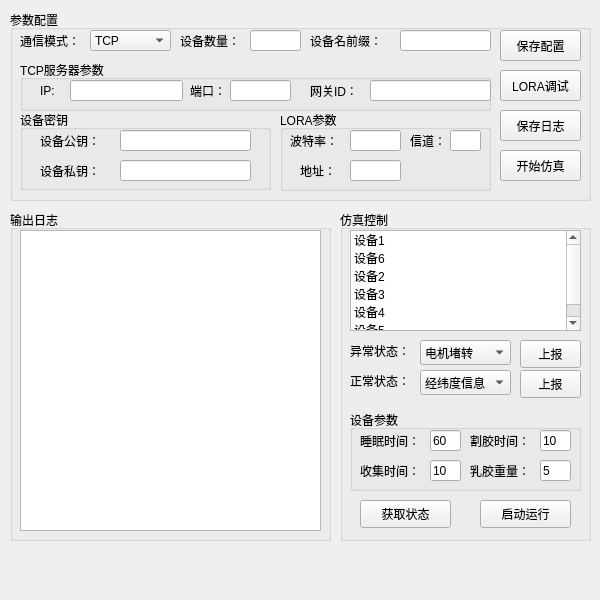
Above: clientPool.ui from openwawa/GCMachine_Emulator before the change. Below: the same form after it.
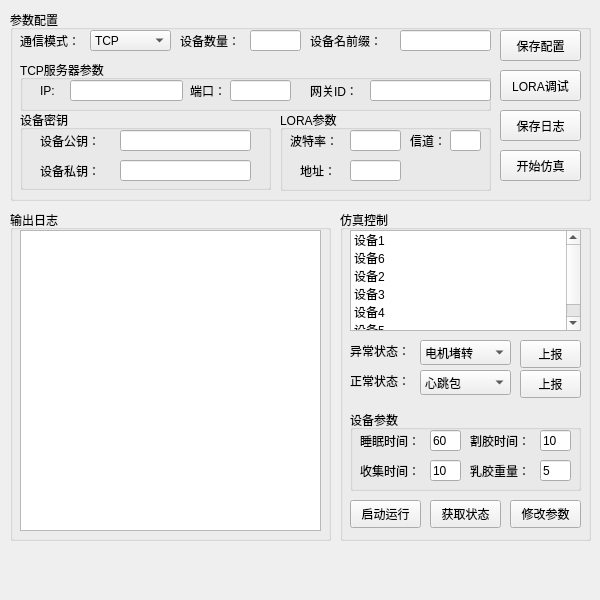
That is the form after the change.

```diff
--- a/clientPool.ui
+++ b/clientPool.ui
@@ -558,19 +558,6 @@
        <string>10</string>
       </property>
      </widget>
-     <widget class="QPushButton" name="pushButton_setParam">
-      <property name="geometry">
-       <rect>
-        <x>20</x>
-        <y>110</y>
-        <width>81</width>
-        <height>28</height>
-       </rect>
-      </property>
-      <property name="text">
-       <string>修改参数</string>
-      </property>
-     </widget>
      <widget class="QLabel" name="label_16">
       <property name="geometry">
        <rect>
@@ -652,9 +639,9 @@
     <widget class="QPushButton" name="pushButton_status">
      <property name="geometry">
       <rect>
-       <x>20</x>
+       <x>90</x>
        <y>290</y>
-       <width>91</width>
+       <width>71</width>
        <height>28</height>
       </rect>
      </property>
@@ -665,9 +652,9 @@
     <widget class="QPushButton" name="pushButton_devStart">
      <property name="geometry">
       <rect>
-       <x>140</x>
+       <x>10</x>
        <y>290</y>
-       <width>91</width>
+       <width>71</width>
        <height>28</height>
       </rect>
      </property>
@@ -699,7 +686,7 @@
      </property>
      <item>
       <property name="text">
-       <string>经纬度信息</string>
+       <string>心跳包</string>
       </property>
      </item>
      <item>
@@ -736,6 +723,19 @@
       <string>上报</string>
      </property>
     </widget>
+    <widget class="QPushButton" name="pushButton_setParam">
+     <property name="geometry">
+      <rect>
+       <x>170</x>
+       <y>290</y>
+       <width>71</width>
+       <height>28</height>
+      </rect>
+     </property>
+     <property name="text">
+      <string>修改参数</string>
+     </property>
+    </widget>
    </widget>
   </widget>
  </widget>
```
Left out of the diff: 10 changed lines with no effect on the pictures.
